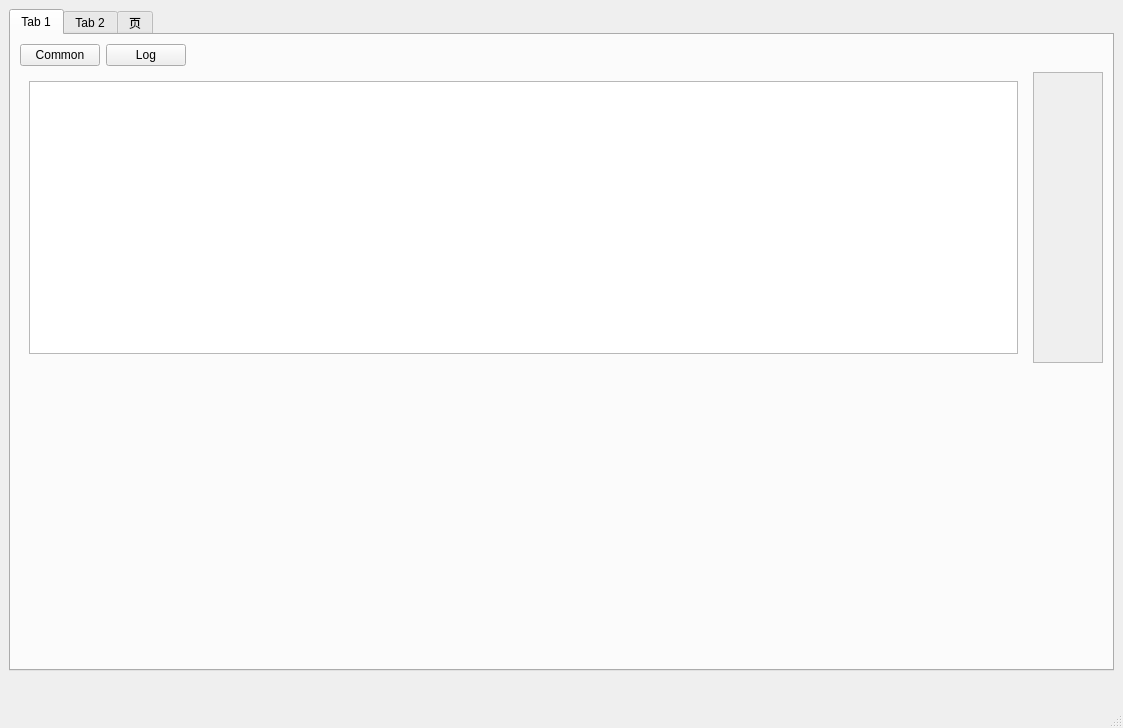
The window that Monitor/mainwindow.ui (Study-Young/MyQtStandard) describes before a commit, drawn with Qt 5.
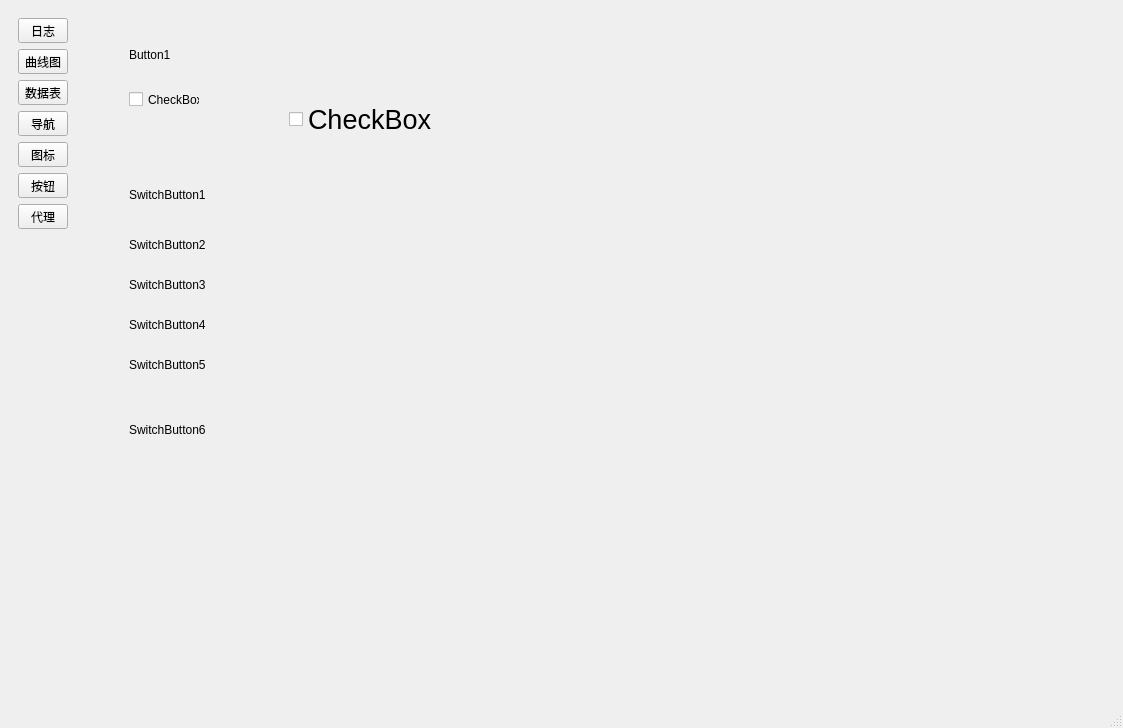
The same window after the commit. The open tabs and pages were chosen to show the change. Custom widgets are drawn as their Qt base class.

What changed in the file:
```diff
--- a/Monitor/mainwindow.ui
+++ b/Monitor/mainwindow.ui
@@ -14,137 +14,135 @@
    <string>MainWindow</string>
   </property>
   <widget class="QWidget" name="centralwidget">
-   <layout class="QGridLayout" name="gridLayout_5">
-    <item row="0" column="0">
-     <layout class="QVBoxLayout" name="verticalLayout_2" stretch="1,0">
+   <layout class="QHBoxLayout" name="horizontalLayout" stretch="0,1">
       <item>
-       <widget class="QTabWidget" name="tabWidget">
-        <property name="currentIndex">
-         <number>2</number>
-        </property>
-        <widget class="QWidget" name="tab">
-         <attribute name="title">
-          <string>Tab 1</string>
-         </attribute>
-         <layout class="QGridLayout" name="gridLayout_4">
-          <item row="0" column="0">
-           <layout class="QVBoxLayout" name="verticalLayout" stretch="0,1,1">
+     <widget class="QWidget" name="widget_catalog" native="true">
+      <layout class="QVBoxLayout" name="verticalLayout_4">
             <item>
-             <layout class="QHBoxLayout" name="horizontalLayout_2">
+        <layout class="QHBoxLayout" name="horizontalLayout_13">
               <item>
-               <widget class="QPushButton" name="pushButton_commonPlot">
+          <layout class="QVBoxLayout" name="verticalLayout_3">
+           <item>
+            <widget class="QToolButton" name="toolButton_workLog">
+             <property name="sizePolicy">
+              <sizepolicy hsizetype="Preferred" vsizetype="Preferred">
+               <horstretch>0</horstretch>
+               <verstretch>0</verstretch>
+              </sizepolicy>
+             </property>
                 <property name="text">
-                 <string>Common</string>
+              <string>日志</string>
                 </property>
                </widget>
               </item>
               <item>
-               <widget class="QPushButton" name="pushButton_logPlot">
+            <widget class="QToolButton" name="toolButton_plot">
+             <property name="sizePolicy">
+              <sizepolicy hsizetype="Preferred" vsizetype="Preferred">
+               <horstretch>0</horstretch>
+               <verstretch>0</verstretch>
+              </sizepolicy>
+             </property>
                 <property name="text">
-                 <string>Log</string>
+              <string>曲线图</string>
                 </property>
                </widget>
               </item>
               <item>
-               <spacer name="horizontalSpacer">
-                <property name="orientation">
-                 <enum>Qt::Horizontal</enum>
-                </property>
-                <property name="sizeHint" stdset="0">
-                 <size>
-                  <width>40</width>
-                  <height>20</height>
-                 </size>
-                </property>
-               </spacer>
-              </item>
-             </layout>
+            <widget class="QToolButton" name="toolButton_dataTable">
+             <property name="sizePolicy">
+              <sizepolicy hsizetype="Preferred" vsizetype="Preferred">
+               <horstretch>0</horstretch>
+               <verstretch>0</verstretch>
+              </sizepolicy>
+             </property>
+             <property name="text">
+              <string>数据表</string>
+             </property>
+            </widget>
+           </item>
+           <item>
+            <widget class="QToolButton" name="toolButton_catalog">
+             <property name="sizePolicy">
+              <sizepolicy hsizetype="Preferred" vsizetype="Preferred">
+               <horstretch>0</horstretch>
+               <verstretch>0</verstretch>
+              </sizepolicy>
+             </property>
+             <property name="text">
+              <string>导航</string>
+             </property>
+            </widget>
             </item>
             <item>
-             <layout class="QHBoxLayout" name="horizontalLayout" stretch="1,0">
-              <item>
-               <widget class="QStackedWidget" name="stackedWidget_table">
-                <property name="currentIndex">
-                 <number>0</number>
-                </property>
-                <widget class="QWidget" name="page_commonTable">
-                 <layout class="QGridLayout" name="gridLayout_3">
-                  <item row="0" column="0">
-                   <widget class="QTableView" name="tableView_commonTable"/>
-                  </item>
-                 </layout>
-                </widget>
-                <widget class="QWidget" name="page_2"/>
-               </widget>
+            <widget class="QToolButton" name="toolButton_icon">
+             <property name="sizePolicy">
+              <sizepolicy hsizetype="Preferred" vsizetype="Preferred">
+               <horstretch>0</horstretch>
+               <verstretch>0</verstretch>
+              </sizepolicy>
+             </property>
+             <property name="text">
+              <string>图标</string>
+             </property>
+            </widget>
+           </item>
+           <item>
+            <widget class="QToolButton" name="toolButton_button">
+             <property name="sizePolicy">
+              <sizepolicy hsizetype="Preferred" vsizetype="Preferred">
+               <horstretch>0</horstretch>
+               <verstretch>0</verstretch>
+              </sizepolicy>
+             </property>
+             <property name="text">
+              <string>按钮</string>
+             </property>
+            </widget>
               </item>
               <item>
-               <widget class="QScrollArea" name="scrollArea">
-                <property name="widgetResizable">
-                 <bool>true</bool>
-                </property>
-                <widget class="QWidget" name="scrollAreaWidgetContents">
-                 <property name="geometry">
-                  <rect>
-                   <x>0</x>
-                   <y>0</y>
-                   <width>69</width>
-                   <height>273</height>
-                  </rect>
-                 </property>
-                 <layout class="QGridLayout" name="gridLayout_100">
-                  <item row="0" column="0">
-                   <layout class="QVBoxLayout" name="verticalLayout_showCurve">
+            <widget class="QToolButton" name="toolButton_delegate">
+             <property name="sizePolicy">
+              <sizepolicy hsizetype="Preferred" vsizetype="Preferred">
+               <horstretch>0</horstretch>
+               <verstretch>0</verstretch>
+              </sizepolicy>
+             </property>
+             <property name="text">
+              <string>代理</string>
+             </property>
+            </widget>
+           </item>
+          </layout>
+         </item>
                     <item>
-                     <spacer name="verticalSpacer_7">
+          <widget class="QWidget" name="widget_lineTab3" native="true"/>
+         </item>
+        </layout>
+       </item>
+       <item>
+        <spacer name="verticalSpacer">
                       <property name="orientation">
                        <enum>Qt::Vertical</enum>
                       </property>
                       <property name="sizeHint" stdset="0">
                        <size>
                         <width>20</width>
-                        <height>340</height>
+           <height>472</height>
                        </size>
                       </property>
                      </spacer>
                     </item>
                    </layout>
-                  </item>
-                 </layout>
-                </widget>
-               </widget>
-              </item>
-             </layout>
+     </widget>
             </item>
             <item>
-             <widget class="QStackedWidget" name="stackedWidget_plot">
+     <widget class="QStackedWidget" name="stackedWidget">
               <property name="currentIndex">
-               <number>0</number>
-              </property>
-              <widget class="QWidget" name="page_commonPlot">
-               <layout class="QGridLayout" name="gridLayout_2">
-                <item row="0" column="0">
-                 <widget class="QWidget" name="widget_commonPlot" native="true"/>
-                </item>
-               </layout>
-              </widget>
-              <widget class="QWidget" name="page_logPlot">
-               <layout class="QGridLayout" name="gridLayout">
-                <item row="0" column="0">
-                 <widget class="QWidget" name="widget_logPlot" native="true"/>
-                </item>
-               </layout>
-              </widget>
-             </widget>
-            </item>
-           </layout>
-          </item>
-         </layout>
-        </widget>
-        <widget class="QWidget" name="tab_2">
-         <attribute name="title">
-          <string>Tab 2</string>
-         </attribute>
-         <layout class="QGridLayout" name="gridLayout_6">
+       <number>3</number>
+      </property>
+      <widget class="QWidget" name="page_log">
+       <layout class="QGridLayout" name="gridLayout_7">
           <item row="0" column="0">
            <layout class="QHBoxLayout" name="horizontalLayout_350">
             <property name="spacing">
@@ -211,10 +209,92 @@
           </item>
          </layout>
         </widget>
-        <widget class="QWidget" name="tab_3">
+      <widget class="QWidget" name="page_plot">
+       <widget class="QTabWidget" name="tabWidget_2">
+        <property name="geometry">
+         <rect>
+          <x>10</x>
+          <y>10</y>
+          <width>771</width>
+          <height>541</height>
+         </rect>
+        </property>
+        <property name="currentIndex">
+         <number>0</number>
+        </property>
+        <widget class="QWidget" name="tab_4">
          <attribute name="title">
-          <string>页</string>
+          <string>Tab 1</string>
          </attribute>
+         <layout class="QGridLayout" name="gridLayout" columnstretch="1,0">
+          <item row="0" column="0">
+           <widget class="QWidget" name="widget_commonPlot" native="true"/>
+          </item>
+          <item row="0" column="1">
+           <widget class="QScrollArea" name="scrollArea">
+            <property name="widgetResizable">
+             <bool>true</bool>
+            </property>
+            <widget class="QWidget" name="scrollAreaWidgetContents">
+             <property name="geometry">
+              <rect>
+               <x>0</x>
+               <y>0</y>
+               <width>52</width>
+               <height>20</height>
+              </rect>
+             </property>
+             <layout class="QGridLayout" name="gridLayout_100">
+              <item row="0" column="0">
+               <layout class="QVBoxLayout" name="verticalLayout_showCurve">
+                <item>
+                 <spacer name="verticalSpacer_7">
+                  <property name="orientation">
+                   <enum>Qt::Vertical</enum>
+                  </property>
+                  <property name="sizeHint" stdset="0">
+                   <size>
+                    <width>20</width>
+                    <height>340</height>
+                   </size>
+                  </property>
+                 </spacer>
+                </item>
+               </layout>
+              </item>
+             </layout>
+            </widget>
+           </widget>
+          </item>
+         </layout>
+        </widget>
+        <widget class="QWidget" name="tab_5">
+         <attribute name="title">
+          <string>Tab 2</string>
+         </attribute>
+         <layout class="QGridLayout" name="gridLayout_2">
+          <item row="0" column="0">
+           <widget class="QWidget" name="widget_logPlot" native="true"/>
+          </item>
+         </layout>
+        </widget>
+       </widget>
+      </widget>
+      <widget class="QWidget" name="page_dataTable">
+       <widget class="QTableView" name="tableView_commonTable">
+        <property name="geometry">
+         <rect>
+          <x>20</x>
+          <y>170</y>
+          <width>567</width>
+          <height>214</height>
+         </rect>
+        </property>
+       </widget>
+      </widget>
+      <widget class="QWidget" name="page_catalog">
+       <layout class="QGridLayout" name="gridLayout_8">
+        <item row="0" column="0">
          <widget class="QWidget" name="widget_slide" native="true">
           <property name="geometry">
            <rect>
@@ -230,6 +310,10 @@
 	background:transparent;
 }</string>
           </property>
+          <layout class="QHBoxLayout" name="horizontalLayout_10">
+           <item>
+            <layout class="QVBoxLayout" name="verticalLayout">
+             <item>
           <layout class="QHBoxLayout" name="horizontalLayout_4">
            <property name="leftMargin">
             <number>0</number>
@@ -322,6 +406,17 @@
              </property>
             </widget>
            </item>
+              </layout>
+             </item>
+             <item>
+              <widget class="QWidget" name="widget_lineTab" native="true">
+               <property name="styleSheet">
+                <string notr="true"/>
+               </property>
+              </widget>
+             </item>
+            </layout>
+           </item>
            <item>
             <spacer name="horizontalSpacer_3">
              <property name="orientation">
@@ -337,24 +432,174 @@
            </item>
           </layout>
          </widget>
-        </widget>
-       </widget>
-      </item>
+        </item>
+        <item row="1" column="0">
+         <widget class="QStackedWidget" name="stackedWidget_catalog">
+          <property name="currentIndex">
+           <number>2</number>
+          </property>
+          <widget class="QWidget" name="page">
+           <layout class="QGridLayout" name="gridLayout_3">
+            <item row="0" column="0">
+             <widget class="QWidget" name="widget_catalogWidget1" native="true"/>
+            </item>
+           </layout>
+          </widget>
+          <widget class="QWidget" name="page_2">
+           <layout class="QGridLayout" name="gridLayout_6">
+            <item row="0" column="0">
+             <widget class="QWidget" name="widget_catalogWidget2" native="true"/>
+            </item>
+           </layout>
+          </widget>
+          <widget class="QWidget" name="page_3">
+           <layout class="QGridLayout" name="gridLayout_9">
+            <item row="0" column="0">
+             <widget class="QPushButton" name="pushButton_messageTipsTest">
+              <property name="text">
+               <string>MessageTest</string>
+              </property>
+             </widget>
+            </item>
+            <item row="1" column="0">
+             <widget class="TriangleTab" name="widget_triangleTab" native="true">
+              <property name="sizePolicy">
+               <sizepolicy hsizetype="Fixed" vsizetype="Fixed">
+                <horstretch>0</horstretch>
+                <verstretch>0</verstretch>
+               </sizepolicy>
+              </property>
+              <property name="minimumSize">
+               <size>
+                <width>100</width>
+                <height>100</height>
+               </size>
+              </property>
+             </widget>
+            </item>
+           </layout>
+          </widget>
+          <widget class="QWidget" name="page_4">
+           <widget class="QWidget" name="layoutWidget">
+            <property name="geometry">
+             <rect>
+              <x>20</x>
+              <y>20</y>
+              <width>114</width>
+              <height>148</height>
+             </rect>
+            </property>
+            <layout class="QHBoxLayout" name="horizontalLayout_11">
+             <property name="spacing">
+              <number>0</number>
+             </property>
       <item>
-       <layout class="QHBoxLayout" name="horizontalLayout_3">
+              <widget class="QWidget" name="widget_lineTab2" native="true">
+               <property name="styleSheet">
+                <string notr="true"/>
+               </property>
+              </widget>
+             </item>
         <item>
-         <spacer name="horizontalSpacer_2">
-          <property name="orientation">
-           <enum>Qt::Horizontal</enum>
-          </property>
-          <property name="sizeHint" stdset="0">
+              <layout class="QVBoxLayout" name="verticalLayout_2">
+               <item>
+                <widget class="QPushButton" name="pushButton_5">
+                 <property name="minimumSize">
+                  <size>
+                   <width>100</width>
+                   <height>30</height>
+                  </size>
+                 </property>
+                 <property name="maximumSize">
            <size>
-            <width>40</width>
-            <height>20</height>
-           </size>
-          </property>
-         </spacer>
-        </item>
+                   <width>100</width>
+                   <height>30</height>
+                  </size>
+                 </property>
+                 <property name="styleSheet">
+                  <string notr="true"/>
+                 </property>
+                 <property name="text">
+                  <string>btn1</string>
+                 </property>
+                </widget>
+               </item>
+               <item>
+                <widget class="QWidget" name="widget_2" native="true"/>
+               </item>
+               <item>
+                <widget class="QPushButton" name="pushButton_6">
+                 <property name="minimumSize">
+                  <size>
+                   <width>100</width>
+                   <height>30</height>
+                  </size>
+                 </property>
+                 <property name="maximumSize">
+                  <size>
+                   <width>100</width>
+                   <height>30</height>
+                  </size>
+                 </property>
+                 <property name="text">
+                  <string>btn2</string>
+                 </property>
+                </widget>
+               </item>
+               <item>
+                <widget class="QPushButton" name="pushButton_7">
+                 <property name="minimumSize">
+                  <size>
+                   <width>100</width>
+                   <height>30</height>
+                  </size>
+                 </property>
+                 <property name="maximumSize">
+                  <size>
+                   <width>100</width>
+                   <height>30</height>
+                  </size>
+                 </property>
+                 <property name="text">
+                  <string>btn3</string>
+                 </property>
+                </widget>
+               </item>
+               <item>
+                <widget class="QPushButton" name="pushButton_8">
+                 <property name="minimumSize">
+                  <size>
+                   <width>100</width>
+                   <height>30</height>
+                  </size>
+                 </property>
+                 <property name="maximumSize">
+                  <size>
+                   <width>100</width>
+                   <height>30</height>
+                  </size>
+                 </property>
+                 <property name="text">
+                  <string>btn4</string>
+                 </property>
+                </widget>
+               </item>
+              </layout>
+             </item>
+            </layout>
+           </widget>
+          </widget>
+         </widget>
+        </item>
+       </layout>
+      </widget>
+      <widget class="QWidget" name="page_icon">
+       <layout class="QGridLayout" name="gridLayout_4" rowstretch="1,0">
+        <item row="0" column="0">
+         <widget class="QWidget" name="widget_iconWidget" native="true"/>
+        </item>
+        <item row="1" column="0">
+         <layout class="QHBoxLayout" name="horizontalLayout_12">
         <item>
          <widget class="QLabel" name="label_dbSta">
           <property name="sizePolicy">
@@ -383,6 +628,261 @@
        </layout>
       </item>
      </layout>
+      </widget>
+      <widget class="QWidget" name="page_button">
+       <widget class="MyCheckBox" name="checkBox">
+        <property name="geometry">
+         <rect>
+          <x>40</x>
+          <y>70</y>
+          <width>71</width>
+          <height>41</height>
+         </rect>
+        </property>
+        <property name="sizePolicy">
+         <sizepolicy hsizetype="Preferred" vsizetype="Preferred">
+          <horstretch>0</horstretch>
+          <verstretch>0</verstretch>
+         </sizepolicy>
+        </property>
+        <property name="font">
+         <font>
+          <pointsize>9</pointsize>
+         </font>
+        </property>
+        <property name="text">
+         <string>CheckBox</string>
+        </property>
+       </widget>
+       <widget class="MyCheckBox2" name="checkBox_2">
+        <property name="geometry">
+         <rect>
+          <x>200</x>
+          <y>70</y>
+          <width>161</width>
+          <height>81</height>
+         </rect>
+        </property>
+        <property name="sizePolicy">
+         <sizepolicy hsizetype="Preferred" vsizetype="Preferred">
+          <horstretch>0</horstretch>
+          <verstretch>0</verstretch>
+         </sizepolicy>
+        </property>
+        <property name="font">
+         <font>
+          <pointsize>20</pointsize>
+         </font>
+        </property>
+        <property name="text">
+         <string>CheckBox</string>
+        </property>
+       </widget>
+       <widget class="QWidget" name="layoutWidget">
+        <property name="geometry">
+         <rect>
+          <x>40</x>
+          <y>30</y>
+          <width>121</width>
+          <height>31</height>
+         </rect>
+        </property>
+        <layout class="QHBoxLayout" name="horizontalLayout_2" stretch="0,1">
+         <item>
+          <widget class="QLabel" name="label">
+           <property name="text">
+            <string>Button1</string>
+           </property>
+          </widget>
+         </item>
+         <item>
+          <widget class="EllipseButton" name="widget" native="true">
+           <property name="sizePolicy">
+            <sizepolicy hsizetype="Preferred" vsizetype="Preferred">
+             <horstretch>0</horstretch>
+             <verstretch>0</verstretch>
+            </sizepolicy>
+           </property>
+          </widget>
+         </item>
+        </layout>
+       </widget>
+       <widget class="QWidget" name="layoutWidget_2">
+        <property name="geometry">
+         <rect>
+          <x>40</x>
+          <y>170</y>
+          <width>201</width>
+          <height>31</height>
+         </rect>
+        </property>
+        <layout class="QHBoxLayout" name="horizontalLayout_3" stretch="0,1">
+         <item>
+          <widget class="QLabel" name="label_2">
+           <property name="text">
+            <string>SwitchButton1</string>
+           </property>
+          </widget>
+         </item>
+         <item>
+          <widget class="SwitchButton" name="widget_switchButton1" native="true">
+           <property name="sizePolicy">
+            <sizepolicy hsizetype="Preferred" vsizetype="Preferred">
+             <horstretch>0</horstretch>
+             <verstretch>0</verstretch>
+            </sizepolicy>
+           </property>
+          </widget>
+         </item>
+        </layout>
+       </widget>
+       <widget class="QWidget" name="layoutWidget_3">
+        <property name="geometry">
+         <rect>
+          <x>40</x>
+          <y>220</y>
+          <width>201</width>
+          <height>31</height>
+         </rect>
+        </property>
+        <layout class="QHBoxLayout" name="horizontalLayout_5" stretch="0,1">
+         <item>
+          <widget class="QLabel" name="label_3">
+           <property name="text">
+            <string>SwitchButton2</string>
+           </property>
+          </widget>
+         </item>
+         <item>
+          <widget class="NormalSwitch" name="widget_switchButton2" native="true">
+           <property name="sizePolicy">
+            <sizepolicy hsizetype="Preferred" vsizetype="Preferred">
+             <horstretch>0</horstretch>
+             <verstretch>0</verstretch>
+            </sizepolicy>
+           </property>
+          </widget>
+         </item>
+        </layout>
+       </widget>
+       <widget class="QWidget" name="layoutWidget_4">
+        <property name="geometry">
+         <rect>
+          <x>40</x>
+          <y>260</y>
+          <width>201</width>
+          <height>31</height>
+         </rect>
+        </property>
+        <layout class="QHBoxLayout" name="horizontalLayout_6" stretch="0,1">
+         <item>
+          <widget class="QLabel" name="label_4">
+           <property name="text">
+            <string>SwitchButton3</string>
+           </property>
+          </widget>
+         </item>
+         <item>
+          <widget class="BoundarySwitchBase" name="widget_switchButton3" native="true">
+           <property name="sizePolicy">
+            <sizepolicy hsizetype="Preferred" vsizetype="Preferred">
+             <horstretch>0</horstretch>
+             <verstretch>0</verstretch>
+            </sizepolicy>
+           </property>
+          </widget>
+         </item>
+        </layout>
+       </widget>
+       <widget class="QWidget" name="layoutWidget_5">
+        <property name="geometry">
+         <rect>
+          <x>40</x>
+          <y>300</y>
+          <width>201</width>
+          <height>31</height>
+         </rect>
+        </property>
+        <layout class="QHBoxLayout" name="horizontalLayout_7" stretch="0,1">
+         <item>
+          <widget class="QLabel" name="label_5">
+           <property name="text">
+            <string>SwitchButton4</string>
+           </property>
+          </widget>
+         </item>
+         <item>
+          <widget class="BoundarySwitchBase" name="widget_switchButton4" native="true">
+           <property name="sizePolicy">
+            <sizepolicy hsizetype="Preferred" vsizetype="Preferred">
+             <horstretch>0</horstretch>
+             <verstretch>0</verstretch>
+            </sizepolicy>
+           </property>
+          </widget>
+         </item>
+        </layout>
+       </widget>
+       <widget class="QWidget" name="layoutWidget_6">
+        <property name="geometry">
+         <rect>
+          <x>40</x>
+          <y>340</y>
+          <width>201</width>
+          <height>31</height>
+         </rect>
+        </property>
+        <layout class="QHBoxLayout" name="horizontalLayout_8" stretch="0,1">
+         <item>
+          <widget class="QLabel" name="label_6">
+           <property name="text">
+            <string>SwitchButton5</string>
+           </property>
+          </widget>
+         </item>
+         <item>
+          <widget class="BoundarySwitchBase" name="widget_switchButton5" native="true">
+           <property name="sizePolicy">
+            <sizepolicy hsizetype="Preferred" vsizetype="Preferred">
+             <horstretch>0</horstretch>
+             <verstretch>0</verstretch>
+            </sizepolicy>
+           </property>
+          </widget>
+         </item>
+        </layout>
+       </widget>
+       <widget class="QWidget" name="layoutWidget_7">
+        <property name="geometry">
+         <rect>
+          <x>40</x>
+          <y>380</y>
+          <width>201</width>
+          <height>81</height>
+         </rect>
+        </property>
+        <layout class="QHBoxLayout" name="horizontalLayout_9" stretch="0,1">
+         <item>
+          <widget class="QLabel" name="label_7">
+           <property name="text">
+            <string>SwitchButton6</string>
+           </property>
+          </widget>
+         </item>
+         <item>
+          <widget class="LovelyHeartSwitch" name="widget_switchButton6" native="true">
+           <property name="sizePolicy">
+            <sizepolicy hsizetype="Preferred" vsizetype="Preferred">
+             <horstretch>0</horstretch>
+             <verstretch>0</verstretch>
+            </sizepolicy>
+           </property>
+          </widget>
+         </item>
+        </layout>
+       </widget>
+      </widget>
+     </widget>
     </item>
    </layout>
   </widget>
@@ -398,6 +898,54 @@
   </widget>
   <widget class="QStatusBar" name="statusbar"/>
  </widget>
+ <customwidgets>
+  <customwidget>
+   <class>SwitchButton</class>
+   <extends>QWidget</extends>
+   <header>Model/MyButton/switchbutton.h</header>
+   <container>1</container>
+  </customwidget>
+  <customwidget>
+   <class>EllipseButton</class>
+   <extends>QWidget</extends>
+   <header>Model/MyButton/ellipsebutton.h</header>
+   <container>1</container>
+  </customwidget>
+  <customwidget>
+   <class>MyCheckBox</class>
+   <extends>QCheckBox</extends>
+   <header>Model/MyCheckBox/mycheckbox.h</header>
+  </customwidget>
+  <customwidget>
+   <class>MyCheckBox2</class>
+   <extends>QCheckBox</extends>
+   <header>Model/MyCheckBox/mycheckbox2.h</header>
+  </customwidget>
+  <customwidget>
+   <class>NormalSwitch</class>
+   <extends>QWidget</extends>
+   <header>Model/MyButton/SapidSwitch/normalswitch.h</header>
+   <container>1</container>
+  </customwidget>
+  <customwidget>
+   <class>BoundarySwitchBase</class>
+   <extends>QWidget</extends>
+   <header>Model/MyButton/SapidSwitch/boundaryswitchbase.h</header>
+   <container>1</container>
+  </customwidget>
+  <customwidget>
+   <class>LovelyHeartSwitch</class>
+   <extends>QWidget</extends>
+   <header>Model/MyButton/SapidSwitch/lovelyheartswitch.h</header>
+   <container>1</container>
+  </customwidget>
+  <customwidget>
+   <class>TriangleTab</class>
+   <extends>QWidget</extends>
+   <header>Model/MyTab/SapidTab/triangletab.h</header>
+   <container>1</container>
+  </customwidget>
+ </customwidgets>
  <resources/>
  <connections/>
 </ui>
```
Left out of the diff: 33 changed lines with no effect on the pictures. Lines whose indentation alone changed are shown as unchanged.
